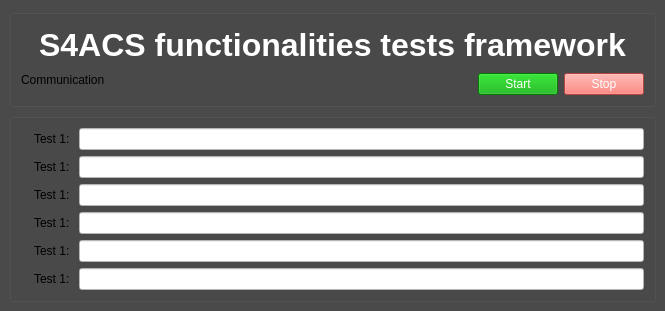
Before: the Qt Designer form func_tests/gui/gui.ui in dev-LNA/S4CSTP, drawn with Qt 5.
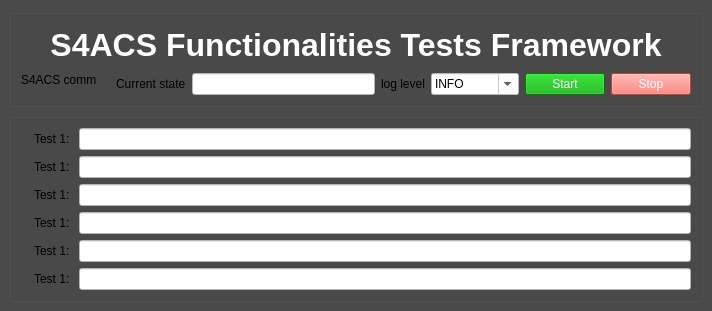
After: the same form once the commit is applied.

Commit message: framework communicates w fake acs

The edit to the form file:
```diff
--- a/func_tests/gui/gui.ui
+++ b/func_tests/gui/gui.ui
@@ -6,7 +6,7 @@
    <rect>
     <x>0</x>
     <y>0</y>
-    <width>665</width>
+    <width>712</width>
     <height>311</height>
    </rect>
   </property>
@@ -967,7 +967,7 @@
        <item>
         <widget class="QLabel" name="label">
          <property name="text">
-          <string>&lt;html&gt;&lt;head/&gt;&lt;body&gt;&lt;p align=&quot;center&quot;&gt;&lt;span style=&quot; font-size:24pt; font-weight:600; color:#ffffff;&quot;&gt;S4ACS functionalities tests framework&lt;/span&gt;&lt;/p&gt;&lt;/body&gt;&lt;/html&gt;</string>
+          <string>&lt;html&gt;&lt;head/&gt;&lt;body&gt;&lt;p align=&quot;center&quot;&gt;&lt;span style=&quot; font-size:24pt; font-weight:600; color:#ffffff;&quot;&gt;S4ACS Functionalities Tests Framework&lt;/span&gt;&lt;/p&gt;&lt;/body&gt;&lt;/html&gt;</string>
          </property>
         </widget>
        </item>
@@ -978,7 +978,7 @@
            <item row="0" column="0">
             <widget class="QLabel" name="label_54">
              <property name="text">
-              <string>Communication</string>
+              <string>S4ACS comm</string>
              </property>
              <property name="text_label" stdset="0">
               <bool>true</bool>
@@ -1001,17 +1001,88 @@
           </layout>
          </item>
          <item>
-          <spacer name="horizontalSpacer">
-           <property name="orientation">
-            <enum>Qt::Horizontal</enum>
-           </property>
-           <property name="sizeHint" stdset="0">
-            <size>
-             <width>168</width>
-             <height>20</height>
-            </size>
-           </property>
-          </spacer>
+          <layout class="QFormLayout" name="formLayout_3">
+           <item row="0" column="0">
+            <widget class="QLabel" name="label_55">
+             <property name="text">
+              <string>Current state</string>
+             </property>
+             <property name="text_label" stdset="0">
+              <bool>true</bool>
+             </property>
+            </widget>
+           </item>
+           <item row="0" column="1">
+            <widget class="QLineEdit" name="framework_current_state">
+             <property name="readOnly">
+              <bool>true</bool>
+             </property>
+            </widget>
+           </item>
+          </layout>
+         </item>
+         <item>
+          <layout class="QFormLayout" name="formLayout_2">
+           <item row="0" column="0">
+            <widget class="QLabel" name="emcs_log_level_2">
+             <property name="text">
+              <string>log level</string>
+             </property>
+             <property name="text_label" stdset="0">
+              <bool>true</bool>
+             </property>
+            </widget>
+           </item>
+           <item row="0" column="1">
+            <widget class="QComboBox" name="framework_log_level">
+             <property name="enabled">
+              <bool>true</bool>
+             </property>
+             <property name="styleSheet">
+              <string notr="true">QCombBox{
+    text-align: right;
+}</string>
+             </property>
+             <property name="editable">
+              <bool>true</bool>
+             </property>
+             <property name="currentText">
+              <string>INFO</string>
+             </property>
+             <property name="currentIndex">
+              <number>1</number>
+             </property>
+             <property name="maxVisibleItems">
+              <number>10</number>
+             </property>
+             <item>
+              <property name="text">
+               <string>DEBUG</string>
+              </property>
+             </item>
+             <item>
+              <property name="text">
+               <string>INFO</string>
+              </property>
+             </item>
+             <item>
+              <property name="text">
+               <string>WARNING</string>
+              </property>
+             </item>
+             <item>
+              <property name="text">
+               <string>ERROR</string>
+              </property>
+             </item>
+             <item>
+              <property name="text">
+               <string>CRITICAL</string>
+              </property>
+             </item>
+            </widget>
+           </item>
+          </layout>
          </item>
          <item>
           <layout class="QHBoxLayout" name="horizontalLayout">
```
Left out of the diff: 6 changed lines with no effect on the pictures. The commit also changes 7 other files.
